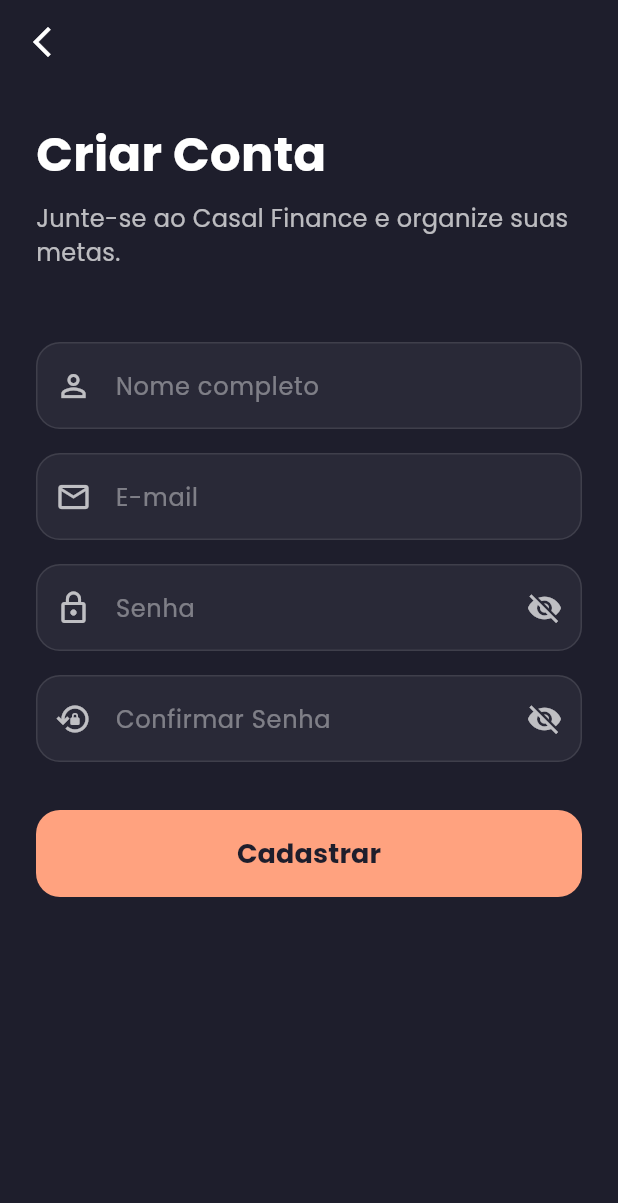
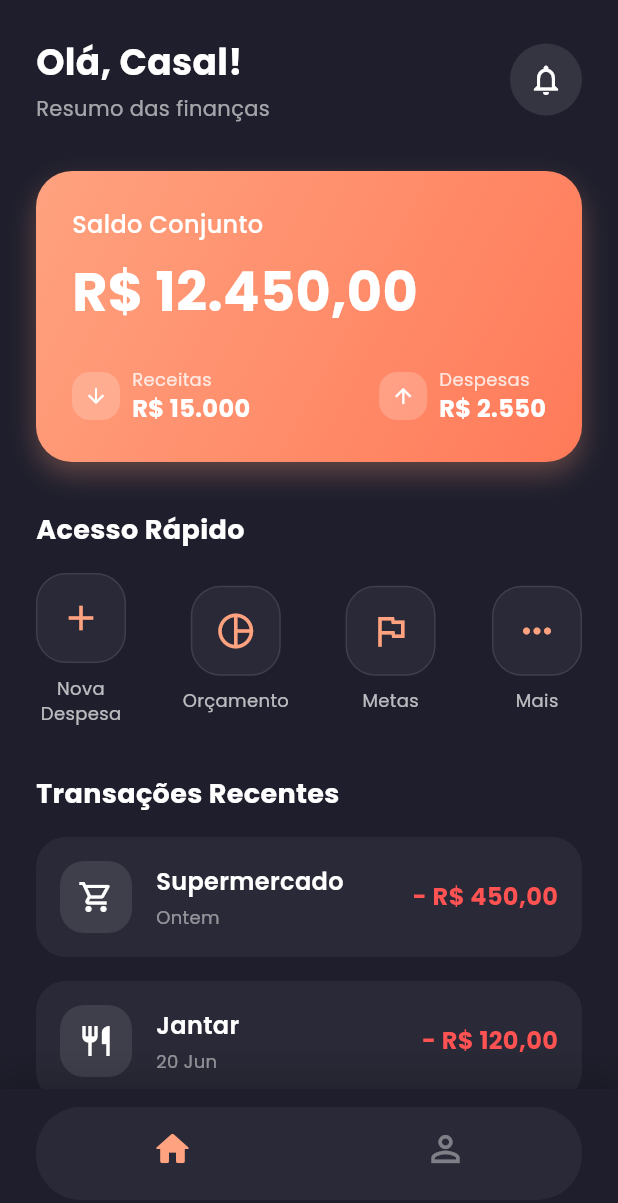
Before and after one commit to EvanioTech/casal_finance, a Flutter app: the RegisterScreen screen opened directly, after a tap on "Cadastrar", on a phone screen of 412 x 824 dp. Shown: the top 1203 px of the screen. Run offline on Flutter 3.47's test engine with Material 3 defaults, Android fonts, the phone set to English and light mode, and no system bars; our stand-ins replace animate_do, google_fonts; network calls fail.

Commit message:
feat: implement MainScreen scaffold with home and profile tabs and navigation from auth screens

```diff
--- a/lib/screens/login_screen.dart
+++ b/lib/screens/login_screen.dart
@@ -1,5 +1,6 @@
 import 'package:animate_do/animate_do.dart';
 import 'package:casal_finance/screens/register_screen.dart';
+import 'package:casal_finance/screens/main_screen.dart';
 import 'package:flutter/material.dart';
 
 class LoginScreen extends StatefulWidget {
@@ -109,7 +110,10 @@ class _LoginScreenState extends State<LoginScreen> {
                   duration: const Duration(milliseconds: 800),
                   child: ElevatedButton(
                     onPressed: () {
-                      // Action for Login
+                      Navigator.pushReplacement(
+                        context,
+                        MaterialPageRoute(builder: (context) => const MainScreen()),
+                      );
                     },
                     style: ElevatedButton.styleFrom(
                       backgroundColor: const Color(0xFFFFA27F),
--- /dev/null
+++ b/lib/screens/main_screen.dart
@@ -0,0 +1,73 @@
+import 'package:flutter/material.dart';
+import 'tabs/home_tab.dart';
+import 'tabs/profile_tab.dart';
+
+class MainScreen extends StatefulWidget {
+  const MainScreen({super.key});
+
+  @override
+  State<MainScreen> createState() => _MainScreenState();
+}
+
+class _MainScreenState extends State<MainScreen> {
+  int _currentIndex = 0;
+
+  final List<Widget> _tabs = const [
+    HomeTab(),
+    ProfileTab(),
+  ];
+
+  @override
+  Widget build(BuildContext context) {
+    return Scaffold(
+      backgroundColor: const Color(0xFF1E1E2C),
+      body: IndexedStack(
+        index: _currentIndex,
+        children: _tabs,
+      ),
+      bottomNavigationBar: Container(
+        padding: const EdgeInsets.only(bottom: 24, left: 24, right: 24, top: 12),
+        decoration: BoxDecoration(
+          color: const Color(0xFF1E1E2C),
+          boxShadow: [
+            BoxShadow(
+              color: Colors.black.withOpacity(0.2),
+              blurRadius: 20,
+              offset: const Offset(0, -5),
+            ),
+          ],
+        ),
+        child: ClipRRect(
+          borderRadius: BorderRadius.circular(30),
+          child: BottomNavigationBar(
+            backgroundColor: Colors.white.withOpacity(0.05),
+            elevation: 0,
+            currentIndex: _currentIndex,
+            onTap: (index) {
+              setState(() {
+                _currentIndex = index;
+              });
+            },
+            selectedItemColor: const Color(0xFFFFA27F),
+            unselectedItemColor: Colors.white.withOpacity(0.4),
+            showSelectedLabels: false,
+            showUnselectedLabels: false,
+            type: BottomNavigationBarType.fixed,
+            items: const [
+              BottomNavigationBarItem(
+                icon: Icon(Icons.home_outlined, size: 28),
+                activeIcon: Icon(Icons.home_rounded, size: 28),
+                label: 'Home',
+              ),
+              BottomNavigationBarItem(
+                icon: Icon(Icons.person_outline, size: 28),
+                activeIcon: Icon(Icons.person_rounded, size: 28),
+                label: 'Perfil',
+              ),
+            ],
+          ),
+        ),
+      ),
+    );
+  }
+}
--- a/lib/screens/register_screen.dart
+++ b/lib/screens/register_screen.dart
@@ -1,4 +1,5 @@
 import 'package:animate_do/animate_do.dart';
+import 'package:casal_finance/screens/main_screen.dart';
 import 'package:flutter/material.dart';
 
 class RegisterScreen extends StatefulWidget {
@@ -117,7 +118,11 @@ class _RegisterScreenState extends State<RegisterScreen> {
                   duration: const Duration(milliseconds: 800),
                   child: ElevatedButton(
                     onPressed: () {
-                      // Action for Register
+                      Navigator.pushAndRemoveUntil(
+                        context,
+                        MaterialPageRoute(builder: (context) => const MainScreen()),
+                        (route) => false,
+                      );
                     },
                     style: ElevatedButton.styleFrom(
                       backgroundColor: const Color(0xFFFFA27F),
--- /dev/null
+++ b/lib/screens/tabs/home_tab.dart
@@ -0,0 +1,283 @@
+import 'package:animate_do/animate_do.dart';
+import 'package:flutter/material.dart';
+
+class HomeTab extends StatelessWidget {
+  const HomeTab({super.key});
+
+  @override
+  Widget build(BuildContext context) {
+    return SafeArea(
+      child: SingleChildScrollView(
+        padding: const EdgeInsets.all(24.0),
+        child: Column(
+          crossAxisAlignment: CrossAxisAlignment.start,
+          children: [
+            FadeInDown(
+              duration: const Duration(milliseconds: 600),
+              child: Row(
+                mainAxisAlignment: MainAxisAlignment.spaceBetween,
+                children: [
+                  Column(
+                    crossAxisAlignment: CrossAxisAlignment.start,
+                    children: [
+                      Text(
+                        'Olá, Casal!',
+                        style: TextStyle(
+                          fontSize: 24,
+                          fontWeight: FontWeight.bold,
+                          color: Colors.white,
+                        ),
+                      ),
+                      const SizedBox(height: 4),
+                      Text(
+                        'Resumo das finanças',
+                        style: TextStyle(
+                          fontSize: 14,
+                          color: Colors.white.withOpacity(0.6),
+                        ),
+                      ),
+                    ],
+                  ),
+                  Container(
+                    padding: const EdgeInsets.all(12),
+                    decoration: BoxDecoration(
+                      color: Colors.white.withOpacity(0.1),
+                      shape: BoxShape.circle,
+                    ),
+                    child: const Icon(
+                      Icons.notifications_outlined,
+                      color: Colors.white,
+                    ),
+                  ),
+                ],
+              ),
+            ),
+            const SizedBox(height: 32),
+            FadeInUp(
+              delay: const Duration(milliseconds: 200),
+              duration: const Duration(milliseconds: 600),
+              child: Container(
+                width: double.infinity,
+                padding: const EdgeInsets.all(24),
+                decoration: BoxDecoration(
+                  gradient: const LinearGradient(
+                    colors: [Color(0xFFFFA27F), Color(0xFFFF7A59)],
+                    begin: Alignment.topLeft,
+                    end: Alignment.bottomRight,
+                  ),
+                  borderRadius: BorderRadius.circular(24),
+                  boxShadow: [
+                    BoxShadow(
+                      color: const Color(0xFFFFA27F).withOpacity(0.3),
+                      blurRadius: 15,
+                      offset: const Offset(0, 8),
+                    ),
+                  ],
+                ),
+                child: Column(
+                  crossAxisAlignment: CrossAxisAlignment.start,
+                  children: [
+                    const Text(
+                      'Saldo Conjunto',
+                      style: TextStyle(
+                        fontSize: 16,
+                        color: Colors.white,
+                        fontWeight: FontWeight.w500,
+                      ),
+                    ),
+                    const SizedBox(height: 8),
+                    const Text(
+                      'R\$ 12.450,00',
+                      style: TextStyle(
+                        fontSize: 36,
+                        fontWeight: FontWeight.bold,
+                        color: Colors.white,
+                      ),
+                    ),
+                    const SizedBox(height: 24),
+                    Row(
+                      mainAxisAlignment: MainAxisAlignment.spaceBetween,
+                      children: [
+                        _buildCardStat(Icons.arrow_downward, 'Receitas', 'R\$ 15.000'),
+                        _buildCardStat(Icons.arrow_upward, 'Despesas', 'R\$ 2.550'),
+                      ],
+                    ),
+                  ],
+                ),
+              ),
+            ),
+            const SizedBox(height: 32),
+            FadeInUp(
+              delay: const Duration(milliseconds: 400),
+              duration: const Duration(milliseconds: 600),
+              child: const Text(
+                'Acesso Rápido',
+                style: TextStyle(
+                  fontSize: 18,
+                  fontWeight: FontWeight.bold,
+                  color: Colors.white,
+                ),
+              ),
+            ),
+            const SizedBox(height: 16),
+            FadeInUp(
+              delay: const Duration(milliseconds: 600),
+              duration: const Duration(milliseconds: 600),
+              child: Row(
+                mainAxisAlignment: MainAxisAlignment.spaceBetween,
+                children: [
+                  _buildQuickAction(Icons.add, 'Nova\nDespesa'),
+                  _buildQuickAction(Icons.pie_chart_outline, 'Orçamento'),
+                  _buildQuickAction(Icons.flag_outlined, 'Metas'),
+                  _buildQuickAction(Icons.more_horiz, 'Mais'),
+                ],
+              ),
+            ),
+            const SizedBox(height: 32),
+            FadeInUp(
+              delay: const Duration(milliseconds: 800),
+              duration: const Duration(milliseconds: 600),
+              child: const Text(
+                'Transações Recentes',
+                style: TextStyle(
+                  fontSize: 18,
+                  fontWeight: FontWeight.bold,
+                  color: Colors.white,
+                ),
+              ),
+            ),
+            const SizedBox(height: 16),
+            FadeInUp(
+              delay: const Duration(milliseconds: 1000),
+              duration: const Duration(milliseconds: 600),
+              child: Column(
+                children: [
+                  _buildTransactionItem(Icons.shopping_cart_outlined, 'Supermercado', 'Ontem', '- R\$ 450,00', true),
+                  _buildTransactionItem(Icons.restaurant_outlined, 'Jantar', '20 Jun', '- R\$ 120,00', true),
+                  _buildTransactionItem(Icons.work_outline, 'Salário', '15 Jun', '+ R\$ 8.000,00', false),
+                ],
+              ),
+            ),
+          ],
+        ),
+      ),
+    );
+  }
+
+  Widget _buildCardStat(IconData icon, String label, String value) {
+    return Row(
+      children: [
+        Container(
+          padding: const EdgeInsets.all(8),
+          decoration: BoxDecoration(
+            color: Colors.white.withOpacity(0.2),
+            borderRadius: BorderRadius.circular(12),
+          ),
+          child: Icon(icon, color: Colors.white, size: 16),
+        ),
+        const SizedBox(width: 8),
+        Column(
+          crossAxisAlignment: CrossAxisAlignment.start,
+          children: [
+            Text(
+              label,
+              style: TextStyle(
+                fontSize: 12,
+                color: Colors.white.withOpacity(0.8),
+              ),
+            ),
+            Text(
+              value,
+              style: const TextStyle(
+                fontSize: 16,
+                fontWeight: FontWeight.bold,
+                color: Colors.white,
+              ),
+            ),
+          ],
+        ),
+      ],
+    );
+  }
+
+  Widget _buildQuickAction(IconData icon, String label) {
+    return Column(
+      children: [
+        Container(
+          width: 60,
+          height: 60,
+          decoration: BoxDecoration(
+            color: Colors.white.withOpacity(0.05),
+            borderRadius: BorderRadius.circular(20),
+            border: Border.all(color: Colors.white.withOpacity(0.1)),
+          ),
+          child: Icon(icon, color: const Color(0xFFFFA27F), size: 28),
+        ),
+        const SizedBox(height: 8),
+        Text(
+          label,
+          textAlign: TextAlign.center,
+          style: TextStyle(
+            fontSize: 12,
+            color: Colors.white.withOpacity(0.7),
+          ),
+        ),
+      ],
+    );
+  }
+
+  Widget _buildTransactionItem(IconData icon, String title, String date, String amount, bool isExpense) {
+    return Container(
+      margin: const EdgeInsets.only(bottom: 16),
+      padding: const EdgeInsets.all(16),
+      decoration: BoxDecoration(
+        color: Colors.white.withOpacity(0.05),
+        borderRadius: BorderRadius.circular(20),
+      ),
+      child: Row(
+        children: [
+          Container(
+            padding: const EdgeInsets.all(12),
+            decoration: BoxDecoration(
+              color: Colors.white.withOpacity(0.1),
+              borderRadius: BorderRadius.circular(16),
+            ),
+            child: Icon(icon, color: Colors.white, size: 24),
+          ),
+          const SizedBox(width: 16),
+          Expanded(
+            child: Column(
+              crossAxisAlignment: CrossAxisAlignment.start,
+              children: [
+                Text(
+                  title,
+                  style: const TextStyle(
+                    fontSize: 16,
+                    fontWeight: FontWeight.w600,
+                    color: Colors.white,
+                  ),
+                ),
+                const SizedBox(height: 4),
+                Text(
+                  date,
+                  style: TextStyle(
+                    fontSize: 12,
+                    color: Colors.white.withOpacity(0.5),
+                  ),
+                ),
+              ],
+            ),
+          ),
+          Text(
+            amount,
+            style: TextStyle(
+              fontSize: 16,
+              fontWeight: FontWeight.bold,
+              color: isExpense ? Colors.redAccent : Colors.greenAccent,
+            ),
+          ),
+        ],
+      ),
+    );
+  }
+}
--- /dev/null
+++ b/lib/screens/tabs/profile_tab.dart
@@ -0,0 +1,163 @@
+import 'package:animate_do/animate_do.dart';
+import 'package:flutter/material.dart';
+
+class ProfileTab extends StatelessWidget {
+  const ProfileTab({super.key});
+
+  @override
+  Widget build(BuildContext context) {
+    return SafeArea(
+      child: SingleChildScrollView(
+        padding: const EdgeInsets.all(24.0),
+        child: Column(
+          children: [
+            FadeInDown(
+              duration: const Duration(milliseconds: 600),
+              child: const Text(
+                'Perfil',
+                style: TextStyle(
+                  fontSize: 24,
+                  fontWeight: FontWeight.bold,
+                  color: Colors.white,
+                ),
+              ),
+            ),
+            const SizedBox(height: 32),
+            FadeInUp(
+              delay: const Duration(milliseconds: 200),
+              duration: const Duration(milliseconds: 600),
+              child: Center(
+                child: Column(
+                  children: [
+                    Stack(
+                      alignment: Alignment.bottomRight,
+                      children: [
+                        Container(
+                          width: 120,
+                          height: 120,
+                          decoration: BoxDecoration(
+                            shape: BoxShape.circle,
+                            border: Border.all(
+                              color: const Color(0xFFFFA27F),
+                              width: 3,
+                            ),
+                            image: const DecorationImage(
+                              image: NetworkImage(
+                                'https://i.pravatar.cc/300', // Placeholder
+                              ),
+                              fit: BoxFit.cover,
+                            ),
+                          ),
+                        ),
+                        Container(
+                          padding: const EdgeInsets.all(8),
+                          decoration: const BoxDecoration(
+                            color: Color(0xFFFFA27F),
+                            shape: BoxShape.circle,
+                          ),
+                          child: const Icon(
+                            Icons.edit,
+                            color: Color(0xFF1E1E2C),
+                            size: 20,
+                          ),
+                        ),
+                      ],
+                    ),
+                    const SizedBox(height: 16),
+                    const Text(
+                      'Casal Silva',
+                      style: TextStyle(
+                        fontSize: 24,
+                        fontWeight: FontWeight.bold,
+                        color: Colors.white,
+                      ),
+                    ),
+                    const SizedBox(height: 4),
+                    Text(
+                      'casal.silva@email.com',
+                      style: TextStyle(
+                        fontSize: 14,
+                        color: Colors.white.withOpacity(0.6),
+                      ),
+                    ),
+                  ],
+                ),
+              ),
+            ),
+            const SizedBox(height: 48),
+            FadeInUp(
+              delay: const Duration(milliseconds: 400),
+              duration: const Duration(milliseconds: 600),
+              child: Column(
+                children: [
+                  _buildProfileOption(Icons.person_outline, 'Editar Perfil'),
+                  _buildProfileOption(Icons.security_outlined, 'Segurança'),
+                  _buildProfileOption(Icons.settings_outlined, 'Configurações'),
+                  _buildProfileOption(Icons.help_outline, 'Ajuda e Suporte'),
+                  const SizedBox(height: 24),
+                  _buildProfileOption(
+                    Icons.logout,
+                    'Sair da Conta',
+                    isDestructive: true,
+                    onTap: () {
+                      Navigator.pop(context); // Básico para voltar ao login
+                    },
+                  ),
+                ],
+              ),
+            ),
+          ],
+        ),
+      ),
+    );
+  }
+
+  Widget _buildProfileOption(IconData icon, String title, {bool isDestructive = false, VoidCallback? onTap}) {
+    return GestureDetector(
+      onTap: onTap,
+      child: Container(
+        margin: const EdgeInsets.only(bottom: 16),
+        padding: const EdgeInsets.symmetric(horizontal: 20, vertical: 16),
+        decoration: BoxDecoration(
+          color: Colors.white.withOpacity(0.05),
+          borderRadius: BorderRadius.circular(20),
+          border: Border.all(color: Colors.white.withOpacity(0.05)),
+        ),
+        child: Row(
+          children: [
+            Container(
+              padding: const EdgeInsets.all(10),
+              decoration: BoxDecoration(
+                color: isDestructive
+                    ? Colors.redAccent.withOpacity(0.1)
+                    : const Color(0xFFFFA27F).withOpacity(0.1),
+                borderRadius: BorderRadius.circular(12),
+              ),
+              child: Icon(
+                icon,
+                color: isDestructive ? Colors.redAccent : const Color(0xFFFFA27F),
+                size: 20,
+              ),
+            ),
+            const SizedBox(width: 16),
+            Expanded(
+              child: Text(
+                title,
+                style: TextStyle(
+                  fontSize: 16,
+                  fontWeight: FontWeight.w500,
+                  color: isDestructive ? Colors.redAccent : Colors.white,
+                ),
+              ),
+            ),
+            Icon(
+              Icons.arrow_forward_ios,
+              color: Colors.white.withOpacity(0.3),
+              size: 16,
+            ),
+          ],
+        ),
+      ),
+    );
+  }
+}
```
